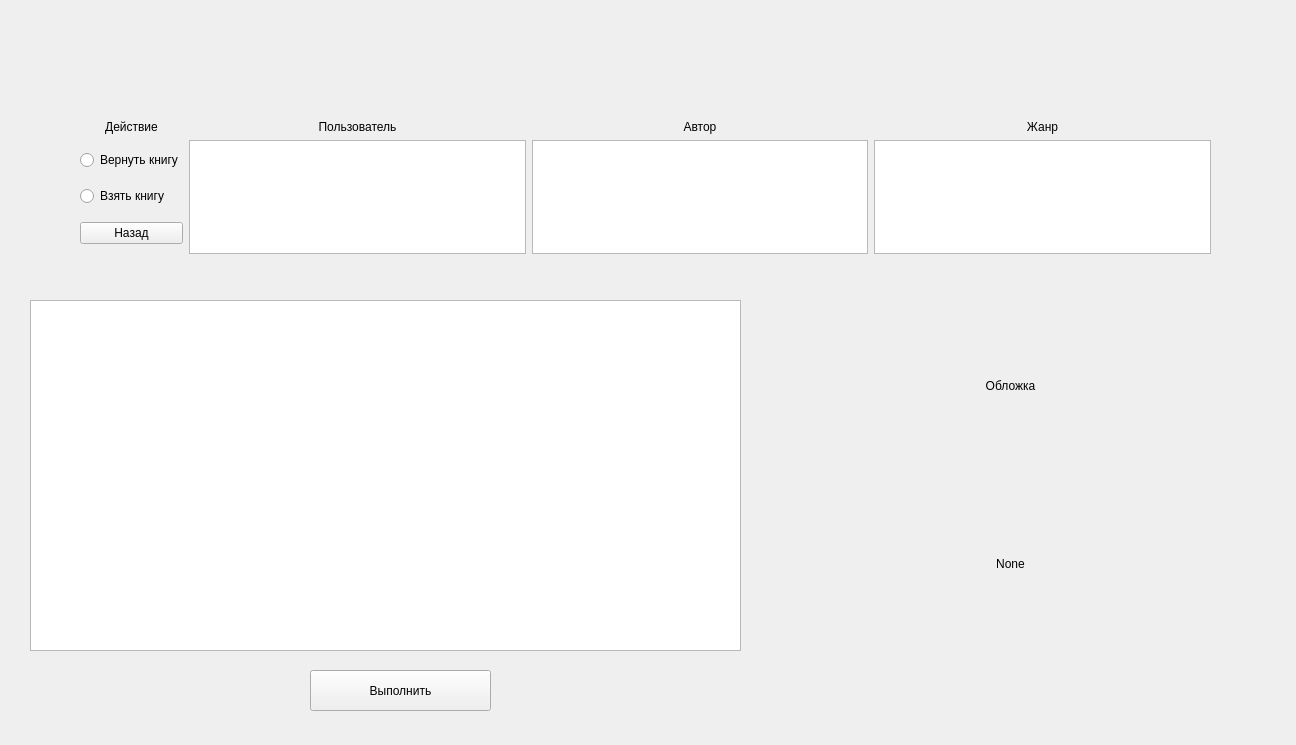
The window that userWidget.ui (ViktorGrishin/Library) describes before a commit, drawn with Qt 5.
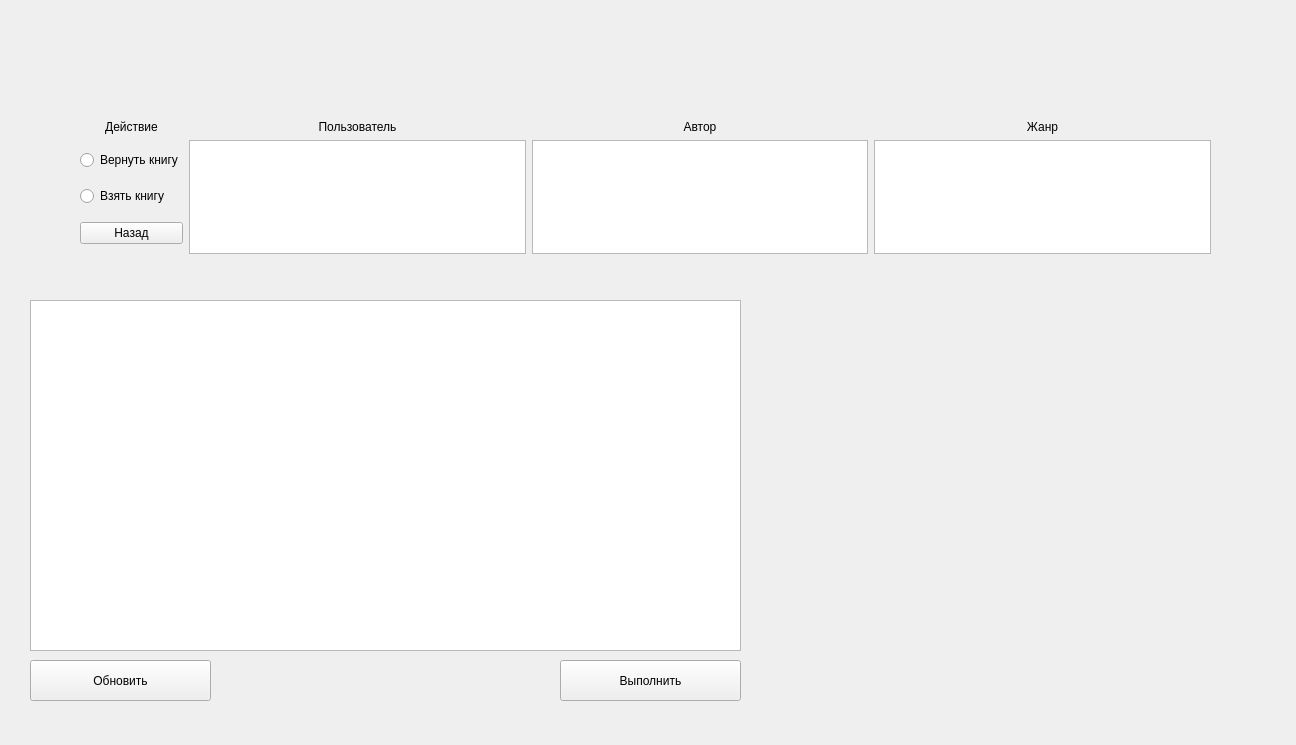
The same window after the commit.

Diff of the .ui file:
```diff
--- a/userWidget.ui
+++ b/userWidget.ui
@@ -118,8 +118,8 @@
   <widget class="QPushButton" name="pushButton">
    <property name="geometry">
     <rect>
-     <x>310</x>
-     <y>670</y>
+     <x>560</x>
+     <y>660</y>
      <width>181</width>
      <height>41</height>
     </rect>
@@ -141,17 +141,7 @@
     <item>
      <widget class="QLabel" name="label_2">
       <property name="text">
-       <string>Обложка</string>
-      </property>
-      <property name="alignment">
-       <set>Qt::AlignCenter</set>
-      </property>
-     </widget>
-    </item>
-    <item>
-     <widget class="QLabel" name="label_4">
-      <property name="text">
-       <string>None</string>
+       <string/>
       </property>
       <property name="alignment">
        <set>Qt::AlignCenter</set>
@@ -160,6 +150,19 @@
     </item>
    </layout>
   </widget>
+  <widget class="QPushButton" name="upateTableBtn">
+   <property name="geometry">
+    <rect>
+     <x>30</x>
+     <y>660</y>
+     <width>181</width>
+     <height>41</height>
+    </rect>
+   </property>
+   <property name="text">
+    <string>Обновить</string>
+   </property>
+  </widget>
  </widget>
  <resources/>
  <connections/>
```
Left out of the diff: 108 changed lines with no effect on the pictures.
